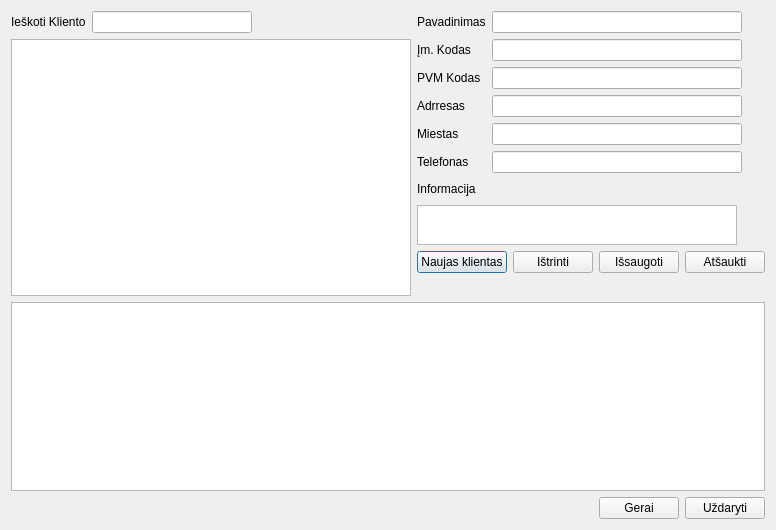
This is duombaze/klientupaieska.ui in Tautvydas2019/Diplomas as Qt 5 draws it before an edit. The edited form follows.
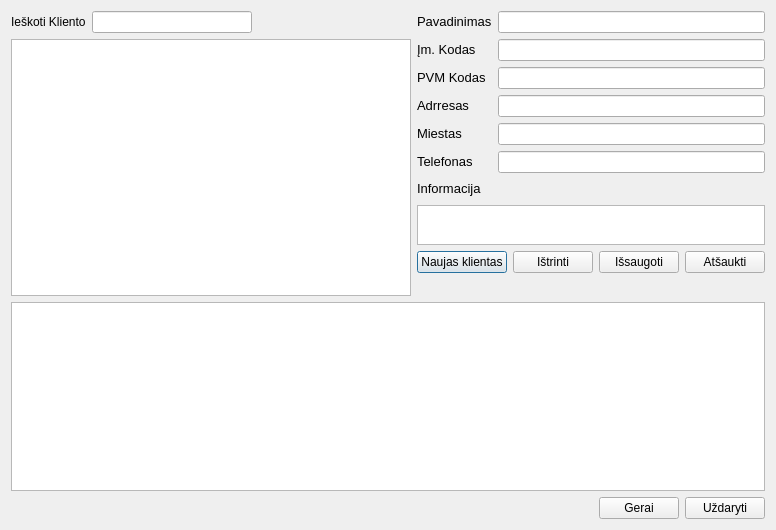
This is the edited form.

Commit message: EKA edit form +edit data +search +delete

Patch:
```diff
--- a/duombaze/klientupaieska.ui
+++ b/duombaze/klientupaieska.ui
@@ -70,57 +70,39 @@
    <item row="0" column="1">
     <layout class="QGridLayout" name="gridLayout_2">
      <item row="0" column="0">
-      <layout class="QGridLayout" name="gridLayout">
-       <item row="3" column="1">
-        <widget class="QLineEdit" name="lineEdit_adresas">
-         <property name="echoMode">
-          <enum>QLineEdit::Normal</enum>
+      <layout class="QFormLayout" name="formLayout">
+       <property name="fieldGrowthPolicy">
+        <enum>QFormLayout::AllNonFixedFieldsGrow</enum>
+       </property>
+       <item row="0" column="0">
+        <widget class="QLabel" name="lpavadinimas">
+         <property name="text">
+          <string>&lt;html&gt;&lt;head/&gt;&lt;body&gt;&lt;p&gt;&lt;span style=&quot; font-size:10pt;&quot;&gt;Pavadinimas&lt;/span&gt;&lt;/p&gt;&lt;/body&gt;&lt;/html&gt;</string>
          </property>
         </widget>
        </item>
-       <item row="6" column="2">
-        <spacer name="horizontalSpacer_6">
-         <property name="orientation">
-          <enum>Qt::Horizontal</enum>
-         </property>
-         <property name="sizeHint" stdset="0">
+       <item row="0" column="1">
+        <widget class="QLineEdit" name="line_pavadinimas">
+         <property name="minimumSize">
           <size>
-           <width>40</width>
-           <height>20</height>
+           <width>250</width>
+           <height>0</height>
           </size>
          </property>
-        </spacer>
-       </item>
-       <item row="3" column="0">
-        <widget class="QLabel" name="ladresas">
-         <property name="text">
-          <string>Adrresas</string>
-         </property>
-        </widget>
-       </item>
-       <item row="4" column="0">
-        <widget class="QLabel" name="lmiestas">
-         <property name="text">
-          <string>Miestas</string>
+         <property name="echoMode">
+          <enum>QLineEdit::Normal</enum>
          </property>
         </widget>
        </item>
        <item row="1" column="0">
         <widget class="QLabel" name="lkodas">
          <property name="text">
-          <string>Įm. Kodas</string>
+          <string>&lt;html&gt;&lt;head/&gt;&lt;body&gt;&lt;p&gt;&lt;span style=&quot; font-size:10pt;&quot;&gt;Įm. Kodas&lt;/span&gt;&lt;/p&gt;&lt;/body&gt;&lt;/html&gt;</string>
          </property>
         </widget>
        </item>
-       <item row="6" column="0">
-        <widget class="QLabel" name="linformacija">
-         <property name="text">
-          <string>Informacija</string>
-         </property>
-        </widget>
-       </item>
-       <item row="2" column="1">
-        <widget class="QLineEdit" name="lineEdit_pvm">
+       <item row="1" column="1">
+        <widget class="QLineEdit" name="lineEdit_kodas">
          <property name="echoMode">
           <enum>QLineEdit::Normal</enum>
          </property>
@@ -129,22 +111,37 @@
        <item row="2" column="0">
         <widget class="QLabel" name="lpvm">
          <property name="text">
-          <string>PVM Kodas</string>
+          <string>&lt;html&gt;&lt;head/&gt;&lt;body&gt;&lt;p&gt;&lt;span style=&quot; font-size:10pt;&quot;&gt;PVM Kodas&lt;/span&gt;&lt;/p&gt;&lt;/body&gt;&lt;/html&gt;</string>
          </property>
         </widget>
        </item>
-       <item row="6" column="1">
-        <spacer name="horizontalSpacer">
-         <property name="orientation">
-          <enum>Qt::Horizontal</enum>
+       <item row="2" column="1">
+        <widget class="QLineEdit" name="lineEdit_pvm">
+         <property name="echoMode">
+          <enum>QLineEdit::Normal</enum>
          </property>
-         <property name="sizeHint" stdset="0">
-          <size>
-           <width>40</width>
-           <height>20</height>
-          </size>
+        </widget>
+       </item>
+       <item row="3" column="0">
+        <widget class="QLabel" name="ladresas">
+         <property name="text">
+          <string>&lt;html&gt;&lt;head/&gt;&lt;body&gt;&lt;p&gt;&lt;span style=&quot; font-size:10pt;&quot;&gt;Adrresas&lt;/span&gt;&lt;/p&gt;&lt;/body&gt;&lt;/html&gt;</string>
          </property>
-        </spacer>
+        </widget>
+       </item>
+       <item row="3" column="1">
+        <widget class="QLineEdit" name="lineEdit_adresas">
+         <property name="echoMode">
+          <enum>QLineEdit::Normal</enum>
+         </property>
+        </widget>
+       </item>
+       <item row="4" column="0">
+        <widget class="QLabel" name="lmiestas">
+         <property name="text">
+          <string>&lt;html&gt;&lt;head/&gt;&lt;body&gt;&lt;p&gt;&lt;span style=&quot; font-size:10pt;&quot;&gt;Miestas&lt;/span&gt;&lt;/p&gt;&lt;/body&gt;&lt;/html&gt;</string>
+         </property>
+        </widget>
        </item>
        <item row="4" column="1">
         <widget class="QLineEdit" name="lineEdit_miestas">
@@ -156,7 +153,7 @@
        <item row="5" column="0">
         <widget class="QLabel" name="ltelefonas">
          <property name="text">
-          <string>Telefonas</string>
+          <string>&lt;html&gt;&lt;head/&gt;&lt;body&gt;&lt;p&gt;&lt;span style=&quot; font-size:10pt;&quot;&gt;Telefonas&lt;/span&gt;&lt;/p&gt;&lt;/body&gt;&lt;/html&gt;</string>
          </property>
         </widget>
        </item>
@@ -167,32 +164,25 @@
          </property>
         </widget>
        </item>
-       <item row="1" column="1">
-        <widget class="QLineEdit" name="lineEdit_kodas">
-         <property name="echoMode">
-          <enum>QLineEdit::Normal</enum>
-         </property>
-        </widget>
-       </item>
-       <item row="0" column="0">
-        <widget class="QLabel" name="lpavadinimas">
+       <item row="6" column="0">
+        <widget class="QLabel" name="linformacija">
          <property name="text">
-          <string>Pavadinimas</string>
+          <string>&lt;html&gt;&lt;head/&gt;&lt;body&gt;&lt;p&gt;&lt;span style=&quot; font-size:10pt;&quot;&gt;Informacija&lt;/span&gt;&lt;/p&gt;&lt;/body&gt;&lt;/html&gt;</string>
          </property>
         </widget>
        </item>
-       <item row="0" column="1">
-        <widget class="QLineEdit" name="line_pavadinimas">
-         <property name="minimumSize">
+       <item row="6" column="1">
+        <spacer name="horizontalSpacer">
+         <property name="orientation">
+          <enum>Qt::Horizontal</enum>
+         </property>
+         <property name="sizeHint" stdset="0">
           <size>
-           <width>250</width>
-           <height>0</height>
+           <width>40</width>
+           <height>20</height>
           </size>
          </property>
-         <property name="echoMode">
-          <enum>QLineEdit::Normal</enum>
-         </property>
-        </widget>
+        </spacer>
        </item>
       </layout>
      </item>
@@ -200,7 +190,7 @@
       <widget class="QTextEdit" name="textEdit_informacija">
        <property name="maximumSize">
         <size>
-         <width>320</width>
+         <width>10000000</width>
          <height>40</height>
         </size>
        </property>
@@ -210,6 +200,13 @@
          <height>0</height>
         </size>
        </property>
+       <property name="html">
+        <string>&lt;!DOCTYPE HTML PUBLIC &quot;-//W3C//DTD HTML 4.0//EN&quot; &quot;http://www.w3.org/TR/REC-html40/strict.dtd&quot;&gt;
+&lt;html&gt;&lt;head&gt;&lt;meta name=&quot;qrichtext&quot; content=&quot;1&quot; /&gt;&lt;style type=&quot;text/css&quot;&gt;
+p, li { white-space: pre-wrap; }
+&lt;/style&gt;&lt;/head&gt;&lt;body style=&quot; font-family:'MS Shell Dlg 2'; font-size:8.25pt; font-weight:400; font-style:normal;&quot;&gt;
+&lt;p style=&quot;-qt-paragraph-type:empty; margin-top:0px; margin-bottom:0px; margin-left:0px; margin-right:0px; -qt-block-indent:0; text-indent:0px;&quot;&gt;&lt;br /&gt;&lt;/p&gt;&lt;/body&gt;&lt;/html&gt;</string>
+       </property>
       </widget>
      </item>
     </layout>
```
Left out of the diff: 13 changed lines with no effect on the pictures. The commit also changes 8 other files.
